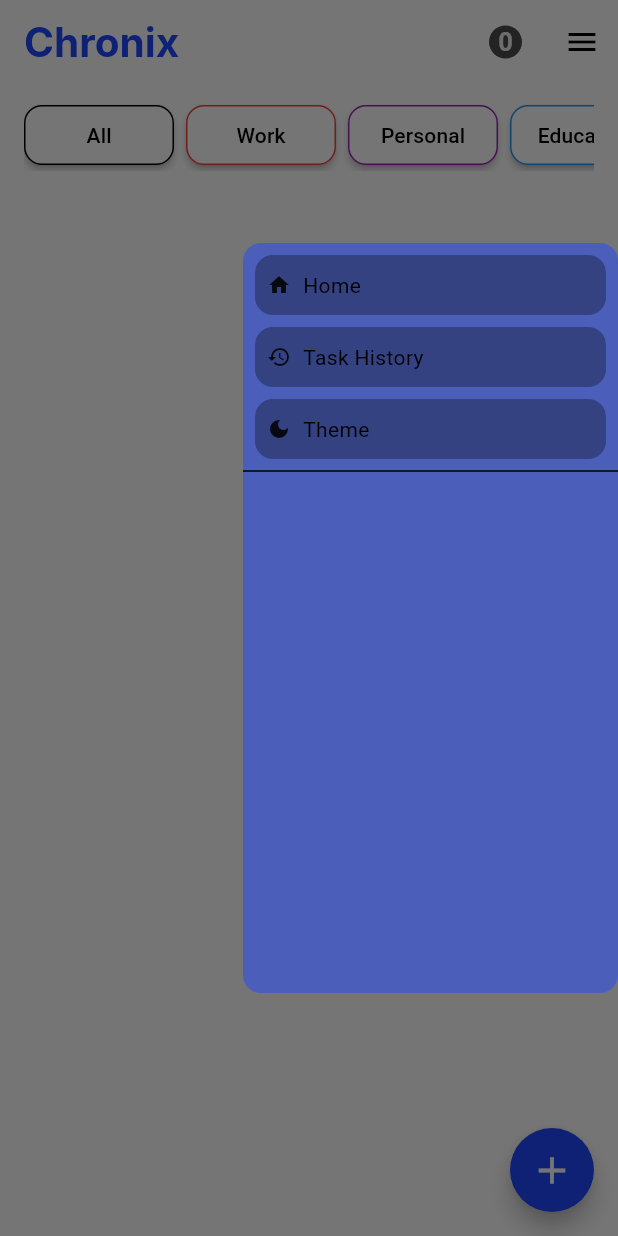
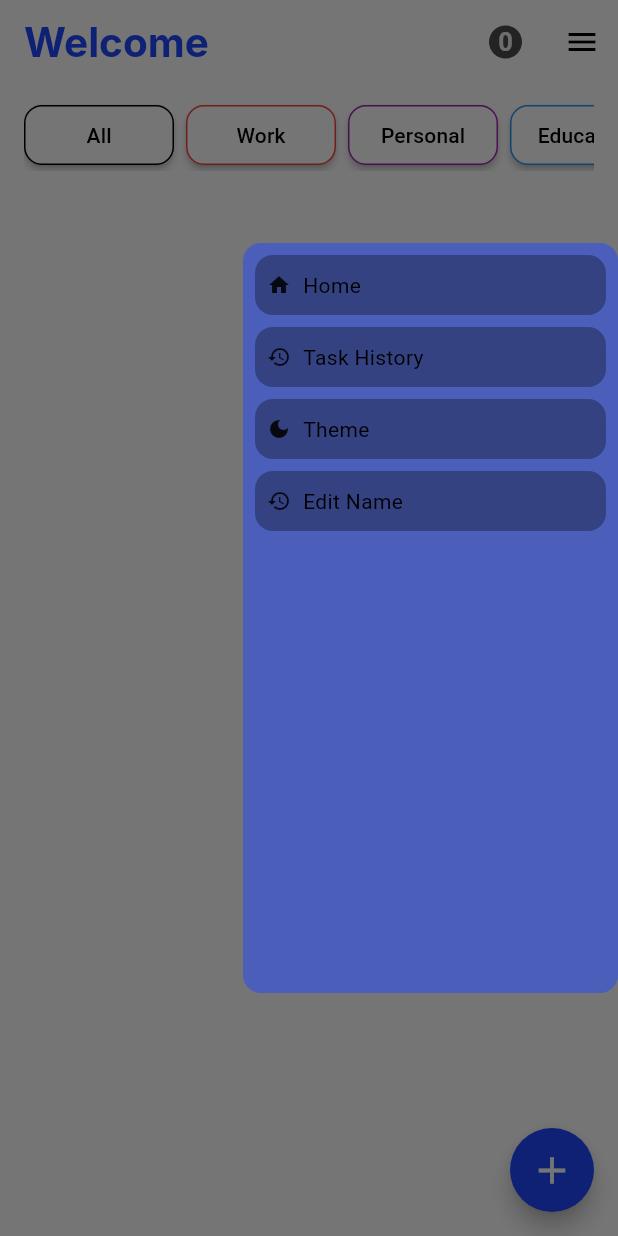
Before and after one commit to dotun0/Chronix, a Flutter app: the screen it shows after launch, with the side drawer open, on a phone screen of 412 x 824 dp. Run offline on Flutter 3.47's test engine with Material 3 defaults, Android fonts, the phone set to English and light mode, and no system bars; our stand-ins replace awesome_notifications, hive, hive_flutter, timezone; accounts and stored records are empty; Roboto replaces fonts that are missing (Inter).

Commit message:
Updated the notification and appbar to use the user's name, and I also added an edit name option to the drawer option

```diff
--- a/lib/classes/task_provider.dart
+++ b/lib/classes/task_provider.dart
@@ -219,7 +219,7 @@ class TaskProvider extends ChangeNotifier {
         id: now.millisecondsSinceEpoch.remainder(100000),
         channelKey: "task_channel",
         title: "It's time to ${task.taskName}",
-        body: "Let's get to work",
+        body: "Let's get to work ${userName}",
       ),
       actionButtons: [
         NotificationActionButton(
--- a/lib/pages/home.dart
+++ b/lib/pages/home.dart
@@ -9,6 +9,7 @@ import 'package:taskmate/classes/task_provider.dart';
 import 'package:taskmate/classes/theme_class.dart';
 import 'package:taskmate/pages/history_page.dart';
 import 'package:taskmate/pages/task_input.dart';
+import 'package:taskmate/utilities/alert_dialog.dart';
 import 'package:taskmate/utilities/button.dart';
 import 'package:taskmate/utilities/task_tile.dart';
 
@@ -27,28 +28,7 @@ class _HomeState extends State<Home> {
       showAdaptiveDialog(
         context: context,
         builder: (context) {
-          return AlertDialog(
-            content: TextField(
-              decoration: InputDecoration(
-                border: OutlineInputBorder(
-                  borderRadius: BorderRadius.circular(8),
-                ),
-              ),
-              controller: context.read<TaskProvider>().userInputName,
-            ),
-            actions: [
-              Button(
-                colors: context.read<TaskProvider>().appColor,
-                onPressed: () => context.read<TaskProvider>().updateName(
-                  context.read<TaskProvider>().userInputName,
-                  context,
-                ),
-                text: "Submit",
-                borderColor: Theme.of(context).textTheme.bodyLarge!.color!,
-                textColor: Theme.of(context).textTheme.bodyLarge!.color!,
-              ),
-            ],
-          );
+          return CustomAlertDialog();
         },
       );
     }
@@ -204,7 +184,39 @@ class _HomeState extends State<Home> {
                     ),
                   ),
                 ),
-                Divider(),
+                GestureDetector(
+                  onTap: () {
+                    showAdaptiveDialog(
+                      context: context,
+                      builder: (context) {
+                        return CustomAlertDialog();
+                      },
+                    );
+                  },
+                  child: Padding(
+                    padding: const EdgeInsets.only(top: 8, left: 8, right: 8),
+                    child: Container(
+                      decoration: BoxDecoration(
+                        color: Theme.of(
+                          context,
+                        ).textTheme.bodyLarge!.color!.withOpacity(0.3),
+                        borderRadius: BorderRadius.circular(12),
+                      ),
+                      height: 40,
+                      width: 250,
+                      child: Padding(
+                        padding: const EdgeInsets.all(8.0),
+                        child: Row(
+                          children: [
+                            Icon(Icons.history, size: 16),
+                            SizedBox(width: 8),
+                            Text("Edit Name"),
+                          ],
+                        ),
+                      ),
+                    ),
+                  ),
+                ),
               ],
             ),
           ),
@@ -265,7 +277,7 @@ class _HomeState extends State<Home> {
           title: Row(
             children: [
               Text(
-                "Chronix",
+                "Welcome ${providerModel.userName}",
                 style: TextStyle(
                   fontWeight: FontWeight.bold,
                   color: providerModel.appColor,
```
Also changed, not shown: lib/utilities/alert_dialog.dart (added, +41 -0 lines).
